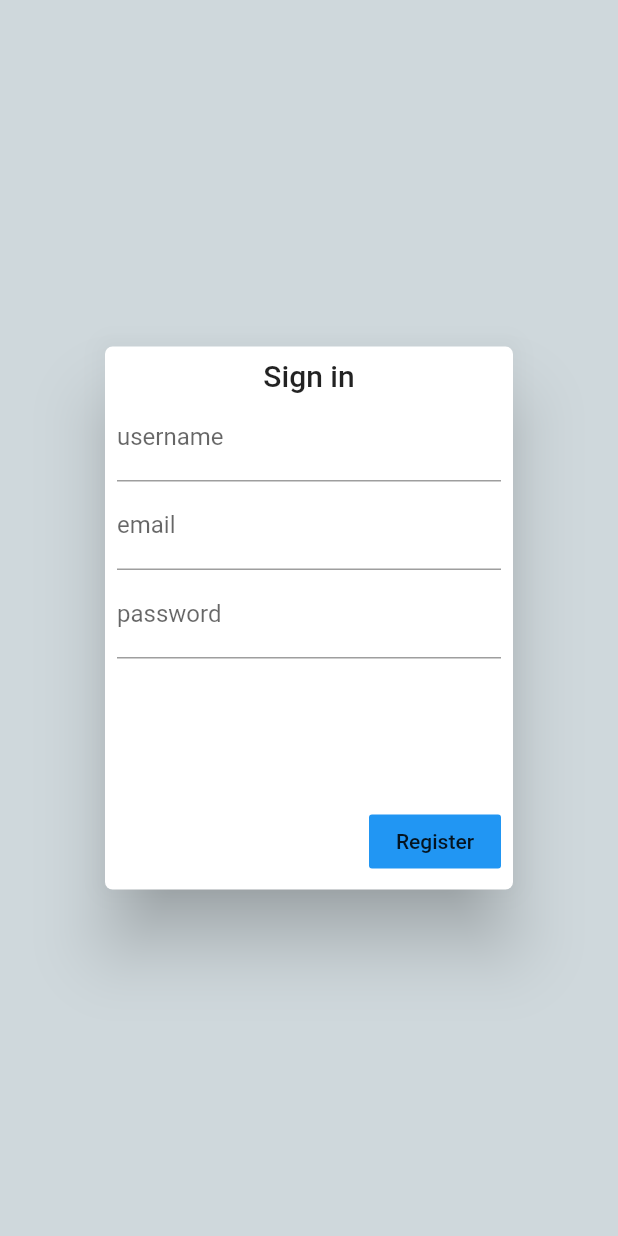
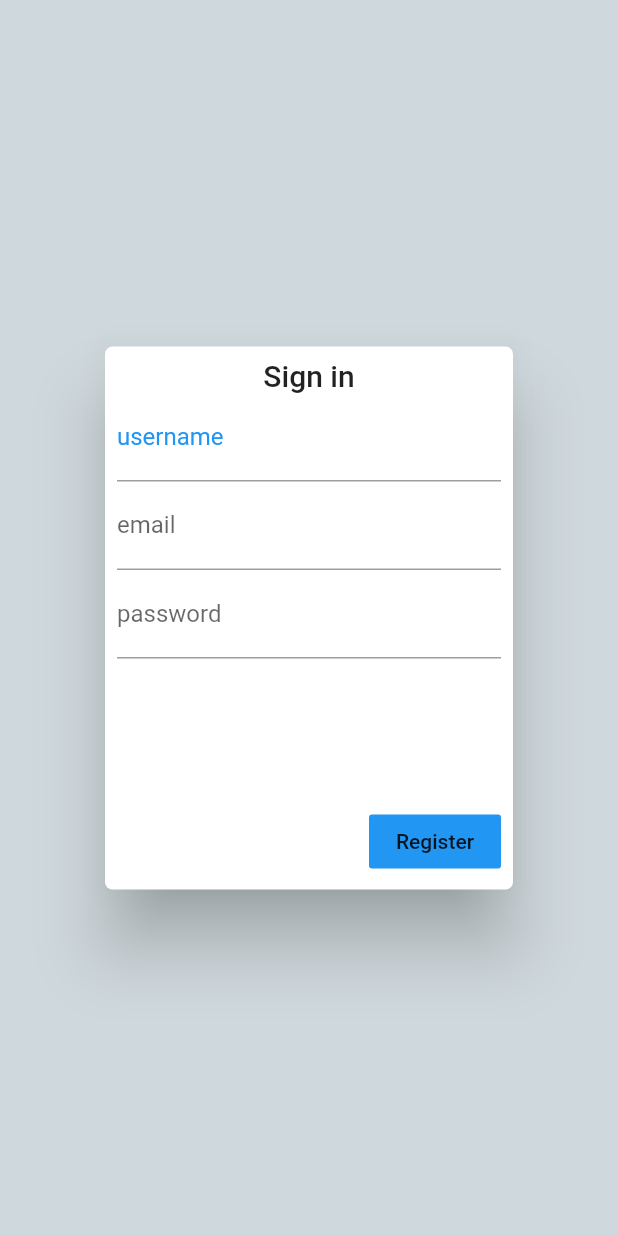
Before and after one commit to eliezer2020/webapp_firebase, a Flutter app: the screen it shows after launch, on a phone screen of 412 x 824 dp. Run offline on Flutter 3.47's test engine with Material 2 defaults, Android fonts, the phone set to English and light mode, and no system bars.

Commit message:
nitial :q :qx

```diff
--- a/lib/pages/register_page.dart
+++ b/lib/pages/register_page.dart
@@ -32,9 +32,15 @@ class RegisterPage extends StatelessWidget {
                             style: (Theme.of(context).textTheme.headline6)),
                         TextFormField(
                           controller: _usernameController,
+
                           decoration: InputDecoration(
-                              labelText: "username", hintText: ""),
+                              labelStyle: TextStyle(
+                                color: Colors.blue,
+                              ),
+                              labelText: "username",
+                              hintText: ""),
                           autovalidate: false,
+
                           //muestra si no hay texto
                           validator: (String value) {
                             return (value.isEmpty) ? " enter username" : null;
```
